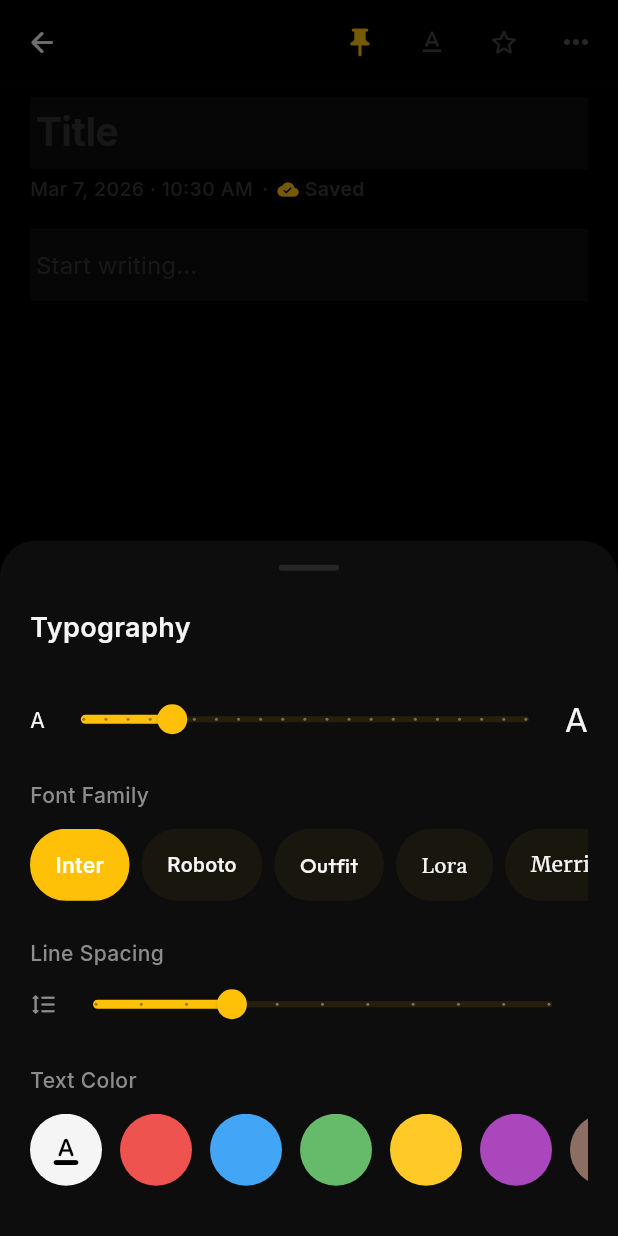
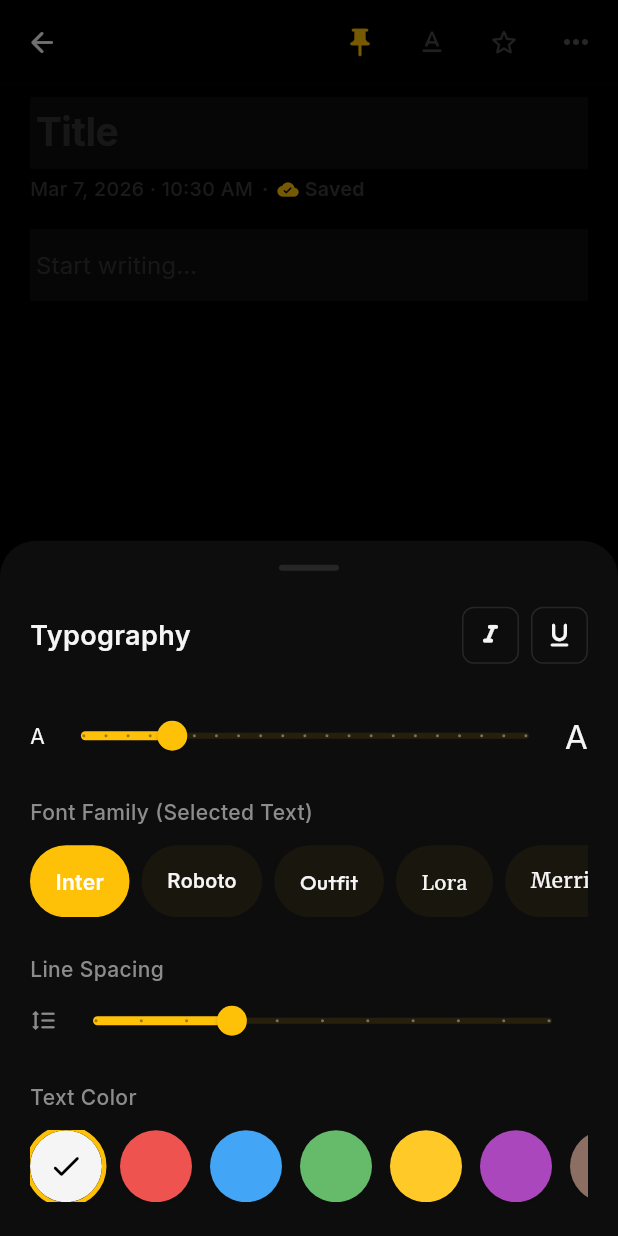
Before and after one commit to unknownmember4u/PRnote, a Flutter app: the EditorScreen screen opened by its route, after a tap on the "push pin" icon, after a tap on the "text format" icon, on a phone screen of 412 x 824 dp. Run offline on Flutter 3.47's test engine with Material 3 defaults, Android fonts, the phone set to English and light mode, and no system bars; our stand-ins replace equatable, flutter_riverpod, go_router, google_fonts, share_plus, shared_preferences and 2 more; accounts and stored records are empty.

Commit message:
feat: enable italic, underline, and localized font formatting for selective text

```diff
--- a/lib/features/editor/screens/editor_screen.dart
+++ b/lib/features/editor/screens/editor_screen.dart
@@ -925,6 +925,7 @@ class _ShareOption extends StatelessWidget {
 }
 
 // ─── Font Settings Bottom Sheet ───────────────────────
+// ─── Font Settings Bottom Sheet ───────────────────────
 class _FontSettingsBottomSheet extends ConsumerWidget {
   final ColoredTextController controller;
 
@@ -942,7 +943,12 @@ class _FontSettingsBottomSheet extends ConsumerWidget {
         color: isLight ? Colors.white : theme.colorScheme.surface,
         borderRadius: const BorderRadius.vertical(top: Radius.circular(24)),
       ),
-      child: Column(
+      child: ListenableBuilder(
+        listenable: controller,
+        builder: (context, _) {
+          final currentStyle = controller.currentStyleAtCursor;
+
+          return Column(
             mainAxisSize: MainAxisSize.min,
             crossAxisAlignment: CrossAxisAlignment.start,
             children: [
@@ -957,9 +963,29 @@ class _FontSettingsBottomSheet extends ConsumerWidget {
                 ),
               ),
               const SizedBox(height: 24),
+              Row(
+                mainAxisAlignment: MainAxisAlignment.spaceBetween,
+                children: [
                   Text(
                     'Typography',
                     style: GoogleFonts.inter(fontSize: 18, fontWeight: FontWeight.w600),
+                  ),
+                  Row(
+                    children: [
+                      _FormatIconButton(
+                        icon: Icons.format_italic_rounded,
+                        isSelected: currentStyle.isItalic,
+                        onTap: () => controller.toggleItalic(),
+                      ),
+                      const SizedBox(width: 8),
+                      _FormatIconButton(
+                        icon: Icons.format_underlined_rounded,
+                        isSelected: currentStyle.isUnderline,
+                        onTap: () => controller.toggleUnderline(),
+                      ),
+                    ],
+                  )
+                ],
               ),
               const SizedBox(height: 24),
 
@@ -994,7 +1020,7 @@ class _FontSettingsBottomSheet extends ConsumerWidget {
 
               // Font family selection
               Text(
-            'Font Family',
+                'Font Family (Selected Text)',
                 style: GoogleFonts.inter(fontSize: 14, fontWeight: FontWeight.w500, color: theme.textTheme.bodySmall?.color),
               ),
               const SizedBox(height: 12),
@@ -1007,11 +1033,11 @@ class _FontSettingsBottomSheet extends ConsumerWidget {
                   separatorBuilder: (context, index) => const SizedBox(width: 8),
                   itemBuilder: (context, index) {
                     final font = EditorSettings.availableFonts[index];
-                final isSelected = settings.fontFamily == font;
+                    final isSelected = (currentStyle.font ?? settings.fontFamily) == font;
 
                     return InkWell(
                       onTap: () {
-                    ref.read(editorSettingsProvider.notifier).updateFontFamily(font);
+                        controller.fontSelection(font == settings.fontFamily ? null : font);
                       },
                       borderRadius: BorderRadius.circular(24),
                       child: AnimatedContainer(
@@ -1089,19 +1115,57 @@ class _FontSettingsBottomSheet extends ConsumerWidget {
                     _ColorOption(
                       color: null,
                       themeColor: theme.textTheme.bodyLarge?.color,
-                  isSelected: false,
+                      isSelected: currentStyle.color == null,
                       onTap: () => controller.colorSelection(null),
                     ),
-                _ColorOption(color: const Color(0xFFEF5350), isSelected: false, onTap: () => controller.colorSelection(const Color(0xFFEF5350))),
-                _ColorOption(color: const Color(0xFF42A5F5), isSelected: false, onTap: () => controller.colorSelection(const Color(0xFF42A5F5))),
-                _ColorOption(color: const Color(0xFF66BB6A), isSelected: false, onTap: () => controller.colorSelection(const Color(0xFF66BB6A))),
-                _ColorOption(color: const Color(0xFFFFCA28), isSelected: false, onTap: () => controller.colorSelection(const Color(0xFFFFCA28))),
-                _ColorOption(color: const Color(0xFFAB47BC), isSelected: false, onTap: () => controller.colorSelection(const Color(0xFFAB47BC))),
-                _ColorOption(color: const Color(0xFF8D6E63), isSelected: false, onTap: () => controller.colorSelection(const Color(0xFF8D6E63))),
+                    _ColorOption(color: const Color(0xFFEF5350), isSelected: currentStyle.color == const Color(0xFFEF5350), onTap: () => controller.colorSelection(const Color(0xFFEF5350))),
+                    _ColorOption(color: const Color(0xFF42A5F5), isSelected: currentStyle.color == const Color(0xFF42A5F5), onTap: () => controller.colorSelection(const Color(0xFF42A5F5))),
+                    _ColorOption(color: const Color(0xFF66BB6A), isSelected: currentStyle.color == const Color(0xFF66BB6A), onTap: () => controller.colorSelection(const Color(0xFF66BB6A))),
+                    _ColorOption(color: const Color(0xFFFFCA28), isSelected: currentStyle.color == const Color(0xFFFFCA28), onTap: () => controller.colorSelection(const Color(0xFFFFCA28))),
+                    _ColorOption(color: const Color(0xFFAB47BC), isSelected: currentStyle.color == const Color(0xFFAB47BC), onTap: () => controller.colorSelection(const Color(0xFFAB47BC))),
+                    _ColorOption(color: const Color(0xFF8D6E63), isSelected: currentStyle.color == const Color(0xFF8D6E63), onTap: () => controller.colorSelection(const Color(0xFF8D6E63))),
                   ],
                 ),
               ),
             ],
+          );
+        }
+      ),
+    );
+  }
+}
+
+class _FormatIconButton extends StatelessWidget {
+  final IconData icon;
+  final bool isSelected;
+  final VoidCallback onTap;
+
+  const _FormatIconButton({
+    required this.icon,
+    required this.isSelected,
+    required this.onTap,
+  });
+
+  @override
+  Widget build(BuildContext context) {
+    final theme = Theme.of(context);
+    return InkWell(
+      onTap: onTap,
+      borderRadius: BorderRadius.circular(8),
+      child: Container(
+        padding: const EdgeInsets.all(8),
+        decoration: BoxDecoration(
+          color: isSelected ? theme.colorScheme.primary.withValues(alpha: 0.15) : Colors.transparent,
+          borderRadius: BorderRadius.circular(8),
+          border: Border.all(
+            color: isSelected ? theme.colorScheme.primary : theme.dividerColor,
+          ),
+        ),
+        child: Icon(
+          icon,
+          size: 20,
+          color: isSelected ? theme.colorScheme.primary : theme.iconTheme.color,
+        ),
       ),
     );
   }
--- a/lib/features/editor/widgets/colored_text_controller.dart
+++ b/lib/features/editor/widgets/colored_text_controller.dart
@@ -1,9 +1,55 @@
 import 'dart:convert';
 import 'package:flutter/material.dart';
+import 'package:google_fonts/google_fonts.dart';
+
+class CharStyle {
+  final Color? color;
+  final bool isItalic;
+  final bool isUnderline;
+  final String? font;
+
+  const CharStyle({
+    this.color,
+    this.isItalic = false,
+    this.isUnderline = false,
+    this.font,
+  });
+
+  CharStyle copyWith({
+    ValueGetter<Color?>? color,
+    bool? isItalic,
+    bool? isUnderline,
+    ValueGetter<String?>? font,
+  }) {
+    return CharStyle(
+      color: color != null ? color() : this.color,
+      isItalic: isItalic ?? this.isItalic,
+      isUnderline: isUnderline ?? this.isUnderline,
+      font: font != null ? font() : this.font,
+    );
+  }
+
+  @override
+  bool operator ==(Object other) =>
+      identical(this, other) ||
+      other is CharStyle &&
+          runtimeType == other.runtimeType &&
+          color == other.color &&
+          isItalic == other.isItalic &&
+          isUnderline == other.isUnderline &&
+          font == other.font;
+
+  @override
+  int get hashCode => Object.hash(color, isItalic, isUnderline, font);
+
+  bool get isDefault => color == null && !isItalic && !isUnderline && font == null;
+}
+
+typedef ValueGetter<T> = T Function();
 
 class ColoredTextController extends TextEditingController {
-  List<Color?> _charColors = [];
-  Color? _pendingColor;
+  List<CharStyle> _charStyles = [];
+  CharStyle _pendingStyle = const CharStyle();
 
   static const String _separator = '\u200B\u200B\u200BCOLOR_SPANS:';
 
@@ -18,22 +64,69 @@ class ColoredTextController extends TextEditingController {
     }
   }
 
-  void colorSelection(Color? color) {
+  void _updateSelection(CharStyle Function(CharStyle) updateFunc) {
     if (selection.isValid && !selection.isCollapsed) {
       for (int i = selection.start; i < selection.end; i++) {
-        if (i >= 0 && i < _charColors.length) {
-          _charColors[i] = color;
+        if (i >= 0 && i < _charStyles.length) {
+          _charStyles[i] = updateFunc(_charStyles[i]);
         }
       }
       notifyListeners();
     } else if (selection.isValid && selection.isCollapsed) {
-      _pendingColor = color;
+      // Determine what the current pending style should be.
+      // If we are at the end of word or middle, we might already have a pending style,
+      // or we derive it from the previous char.
+      CharStyle current = _pendingStyle;
+      if (selection.start > 0 && selection.start <= _charStyles.length) {
+         // If we haven't typed yet, pressing italic should toggle from the char before cursor
+         if (_pendingStyle == const CharStyle()) {
+             current = _charStyles[selection.start - 1];
+         }
+      }
+      _pendingStyle = updateFunc(current);
+      notifyListeners();
     }
+  }
+
+  void colorSelection(Color? color) {
+    _updateSelection((style) => style.copyWith(color: () => color));
+  }
+
+  void fontSelection(String? font) {
+    _updateSelection((style) => style.copyWith(font: () => font));
+  }
+
+  void toggleItalic() {
+    _updateSelection((style) => style.copyWith(isItalic: !style.isItalic));
+  }
+
+  void toggleUnderline() {
+    _updateSelection((style) => style.copyWith(isUnderline: !style.isUnderline));
+  }
+
+  // Expose current styles at cursor to update UI toggles
+  CharStyle get currentStyleAtCursor {
+     if (!selection.isValid) return const CharStyle();
+     if (!selection.isCollapsed) {
+         // return the style of the first selected char
+         if (selection.start < _charStyles.length) {
+             return _charStyles[selection.start];
+         }
+         return const CharStyle();
+     }
+
+     if (_pendingStyle != const CharStyle()) {
+         return _pendingStyle;
+     }
+
+     if (selection.start > 0 && selection.start <= _charStyles.length) {
+         return _charStyles[selection.start - 1];
+     }
+     return const CharStyle();
   }
 
   bool _isDeserializing = false;
 
-  // Parses encoded content and populates text and styles
   void deserializeContent(String encodedText) {
     _isDeserializing = true;
     try {
@@ -43,26 +136,35 @@ class ColoredTextController extends TextEditingController {
         final jsonPart = encodedText.substring(idx + _separator.length);
 
         final List<dynamic> list = jsonDecode(jsonPart);
-        _charColors = [];
+        _charStyles = [];
         for (final item in list) {
           int length = item['l'] as int;
           int? c = item['c'] as int?;
-          Color? color = c != null ? Color(c) : null;
-          _charColors.addAll(List.generate(length, (_) => color));
+          bool i = item['i'] == true;
+          bool u = item['u'] == true;
+          String? f = item['f'] as String?;
+
+          final style = CharStyle(
+              color: c != null ? Color(c) : null,
+              isItalic: i,
+              isUnderline: u,
+              font: f,
+          );
+          _charStyles.addAll(List.generate(length, (_) => style));
         }
 
-        if (_charColors.length != textPart.length) {
-          if (_charColors.length > textPart.length) {
-            _charColors.length = textPart.length;
+        if (_charStyles.length != textPart.length) {
+          if (_charStyles.length > textPart.length) {
+            _charStyles.length = textPart.length;
           } else {
-            _charColors.addAll(List.generate(textPart.length - _charColors.length, (_) => null));
+            _charStyles.addAll(List.generate(textPart.length - _charStyles.length, (_) => const CharStyle()));
           }
         }
 
         value = value.copyWith(text: textPart, selection: const TextSelection.collapsed(offset: 0), composing: TextRange.empty);
       } else {
         value = value.copyWith(text: encodedText, selection: const TextSelection.collapsed(offset: 0), composing: TextRange.empty);
-        _charColors = List.filled(encodedText.length, null);
+        _charStyles = List.filled(encodedText.length, const CharStyle());
       }
     } catch (e) {
       String textPart = encodedText;
@@ -71,38 +173,45 @@ class ColoredTextController extends TextEditingController {
         textPart = encodedText.substring(0, idx);
       }
       value = value.copyWith(text: textPart, selection: const TextSelection.collapsed(offset: 0), composing: TextRange.empty);
-      _charColors = List.filled(textPart.length, null);
+      _charStyles = List.filled(textPart.length, const CharStyle());
     } finally {
       _isDeserializing = false;
     }
   }
 
-  // Generates encoded text for DB
   String get serializedContent {
-    if (_charColors.isEmpty || !_charColors.any((c) => c != null)) {
+    if (_charStyles.isEmpty || _charStyles.every((s) => s.isDefault)) {
       return text;
     }
 
-    // Run length encode colors
     final List<Map<String, dynamic>> spans = [];
-    if (_charColors.isNotEmpty) {
-      Color? currentColor = _charColors.first;
+    if (_charStyles.isNotEmpty) {
+      CharStyle currentStyle = _charStyles.first;
       int currentLength = 1;
 
-      for (int i = 1; i < _charColors.length; i++) {
-        if (_charColors[i] == currentColor) {
+      for (int i = 1; i < _charStyles.length; i++) {
+        if (_charStyles[i] == currentStyle) {
           currentLength++;
         } else {
-          spans.add({'l': currentLength, 'c': currentColor?.value});
-          currentColor = _charColors[i];
+          _addSpan(spans, currentStyle, currentLength);
+          currentStyle = _charStyles[i];
           currentLength = 1;
         }
       }
-      spans.add({'l': currentLength, 'c': currentColor?.value});
+      _addSpan(spans, currentStyle, currentLength);
     }
 
     final jsonStr = jsonEncode(spans);
     return text + _separator + jsonStr;
+  }
+
+  void _addSpan(List<Map<String, dynamic>> spans, CharStyle style, int length) {
+    var map = <String, dynamic>{'l': length};
+    if (style.color != null) map['c'] = style.color!.value;
+    if (style.isItalic) map['i'] = true;
+    if (style.isUnderline) map['u'] = true;
+    if (style.font != null) map['f'] = style.font;
+    spans.add(map);
   }
 
   @override
@@ -128,30 +237,33 @@ class ColoredTextController extends TextEditingController {
       int removedCount = oldText.length - prefixLen - suffixLen;
       int addedCount = newText.length - prefixLen - suffixLen;
 
-      if (prefixLen <= _charColors.length) {
+      if (prefixLen <= _charStyles.length) {
          if (removedCount > 0) {
-            _charColors.removeRange(prefixLen, prefixLen + removedCount);
+            _charStyles.removeRange(prefixLen, prefixLen + removedCount);
          }
 
-         Color? newCharColor;
-         if (_pendingColor != null) {
-            newCharColor = _pendingColor;
-         } else if (prefixLen > 0 && prefixLen <= _charColors.length) {
-            newCharColor = _charColors[prefixLen - 1]; // inherit previous char color
+         CharStyle newCharStyle = const CharStyle();
+         if (_pendingStyle != const CharStyle()) {
+            newCharStyle = _pendingStyle;
+         } else if (prefixLen > 0 && prefixLen <= _charStyles.length) {
+            newCharStyle = _charStyles[prefixLen - 1];
          }
 
          if (addedCount > 0) {
-            _charColors.insertAll(prefixLen, List.filled(addedCount, newCharColor));
+            _charStyles.insertAll(prefixLen, List.filled(addedCount, newCharStyle));
          }
       } else {
-         // Fallback if mismatch
-         _charColors = List.filled(newText.length, null);
+         _charStyles = List.filled(newText.length, const CharStyle());
       }
     }
 
-    // Reset pending color if selection changes or we typed
+    // Only reset pending if selection moved not due to our typing taking the pending style
     if (value.selection != newValue.selection || oldText != newText) {
-       _pendingColor = null;
+       // but wait, if oldText != newText, we just USED the pending style, so we want to keep it
+       // so further typing uses the same pending style. It is naturally inherited from char before it.
+       // So to be safe, we just reset it to const CharStyle() because the next char typed
+       // will inherit from prefixLen-1 automatically!
+       _pendingStyle = const CharStyle();
     }
 
     super.value = newValue;
@@ -161,33 +273,46 @@ class ColoredTextController extends TextEditingController {
   TextSpan buildTextSpan({required BuildContext context, TextStyle? style, required bool withComposing}) {
     if (text.isEmpty) return TextSpan(style: style, text: '');
 
-    // Fallback if mismatch safely
-    if (_charColors.length != text.length) {
+    if (_charStyles.length != text.length) {
       return TextSpan(style: style, text: text);
     }
 
     List<TextSpan> spans = [];
     int currentChunkStart = 0;
-    Color? currentChunkColor = _charColors.first;
+    CharStyle currentChunkStyle = _charStyles.first;
 
     for (int i = 1; i < text.length; i++) {
-       if (_charColors[i] != currentChunkColor) {
-           spans.add(TextSpan(
-               text: text.substring(currentChunkStart, i),
-               style: currentChunkColor != null ? style?.copyWith(color: currentChunkColor) : style,
-           ));
+       if (_charStyles[i] != currentChunkStyle) {
+           spans.add(_buildSpan(text.substring(currentChunkStart, i), currentChunkStyle, style));
            currentChunkStart = i;
-           currentChunkColor = _charColors[i];
+           currentChunkStyle = _charStyles[i];
        }
     }
 
     if (currentChunkStart < text.length) {
-       spans.add(TextSpan(
-           text: text.substring(currentChunkStart, text.length),
-           style: currentChunkColor != null ? style?.copyWith(color: currentChunkColor) : style,
-       ));
+       spans.add(_buildSpan(text.substring(currentChunkStart, text.length), currentChunkStyle, style));
     }
 
     return TextSpan(children: spans, style: style);
   }
+
+  TextSpan _buildSpan(String textSegment, CharStyle charStyle, TextStyle? baseStyle) {
+      TextStyle effectiveStyle = baseStyle ?? const TextStyle();
+
+      if (charStyle.color != null) {
+          effectiveStyle = effectiveStyle.copyWith(color: charStyle.color);
+      }
+      if (charStyle.isItalic) {
+          effectiveStyle = effectiveStyle.copyWith(fontStyle: FontStyle.italic);
+      }
+      if (charStyle.isUnderline) {
+          effectiveStyle = effectiveStyle.copyWith(decoration: TextDecoration.underline);
+      }
+      if (charStyle.font != null) {
+          // Merge with google font style
+          effectiveStyle = GoogleFonts.getFont(charStyle.font!, textStyle: effectiveStyle);
+      }
+
+      return TextSpan(text: textSegment, style: effectiveStyle);
+  }
 }
```
Lines whose indentation alone changed are shown as unchanged.
